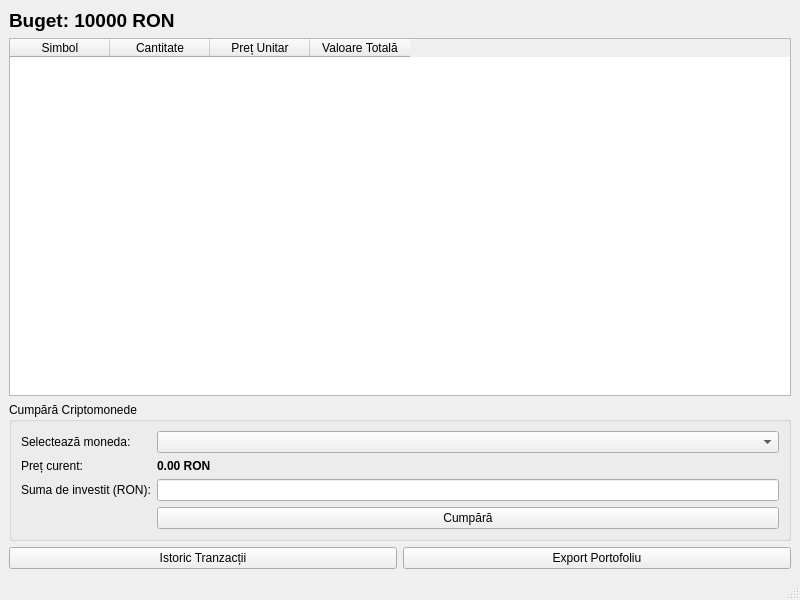
Old version of the form crypto-wallet-qt/mainwindow.ui in the repository andrei23981/Portofel_Crypto.
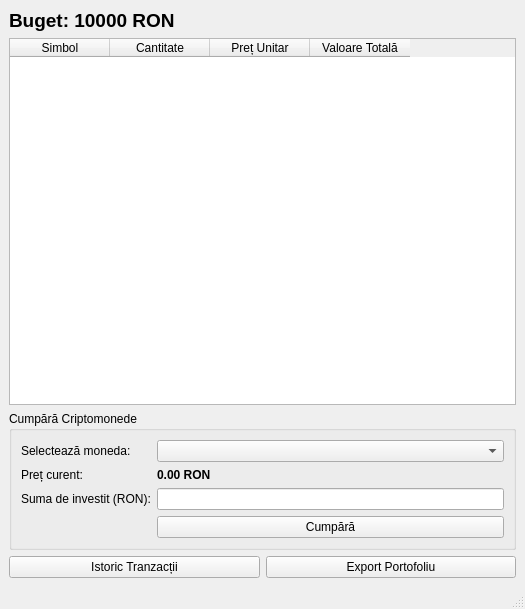
New version of the form.

Diff of the .ui file:
```diff
--- a/crypto-wallet-qt/mainwindow.ui
+++ b/crypto-wallet-qt/mainwindow.ui
@@ -6,8 +6,8 @@
    <rect>
     <x>0</x>
     <y>0</y>
-    <width>800</width>
-    <height>600</height>
+    <width>525</width>
+    <height>609</height>
    </rect>
   </property>
   <property name="windowTitle">
@@ -30,6 +30,12 @@
     </item>
     <item>
      <widget class="QTableWidget" name="tableWidgetPortofoliu">
+      <property name="mouseTracking">
+       <bool>false</bool>
+      </property>
+      <property name="autoFillBackground">
+       <bool>false</bool>
+      </property>
       <property name="columnCount">
        <number>4</number>
       </property>
@@ -69,7 +75,11 @@
         </widget>
        </item>
        <item row="0" column="1">
-        <widget class="QComboBox" name="comboBoxMonede"/>
+        <widget class="QComboBox" name="comboBoxMonede">
+         <property name="autoFillBackground">
+          <bool>false</bool>
+         </property>
+        </widget>
        </item>
        <item row="1" column="0">
         <widget class="QLabel" name="label_2">
```
Left out of the diff: 4 changed lines with no effect on the pictures.
